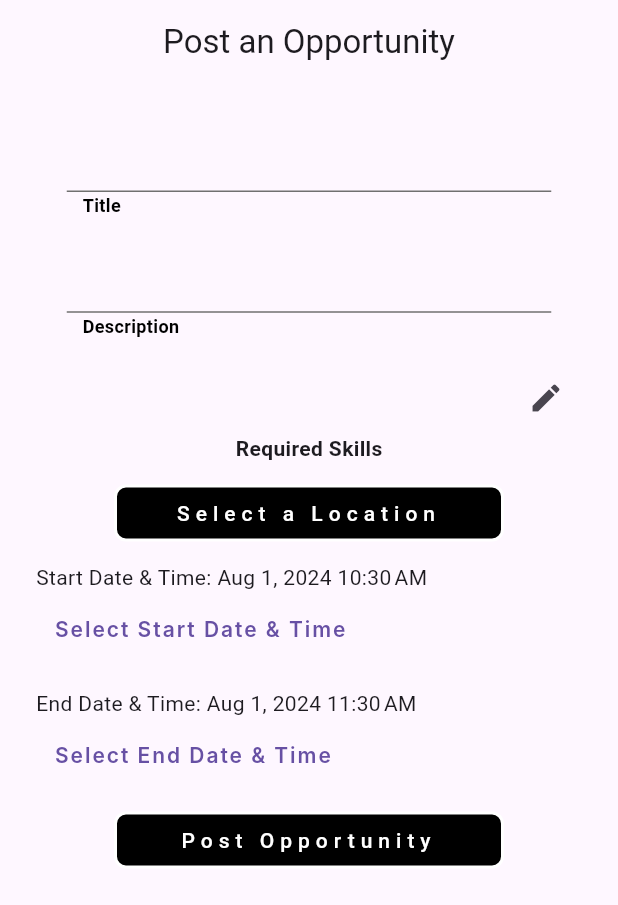
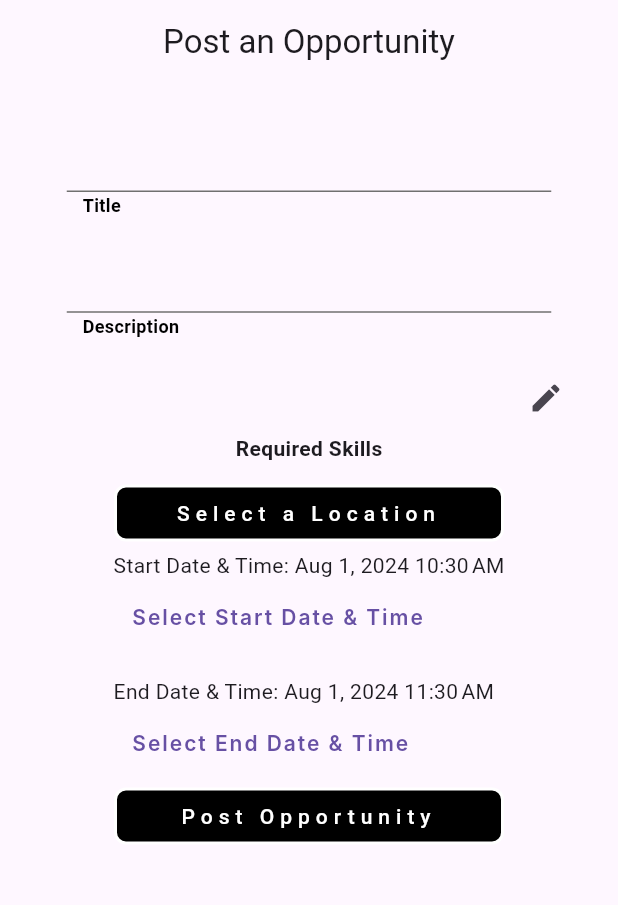
Before and after one commit to musseGkel/Volunteer-Linker, a Flutter app: the screen it shows after launch, on a phone screen of 412 x 824 dp. Shown: the top 905 px of the screen. Run offline on Flutter 3.47's test engine with Material 3 defaults, Android fonts, the phone set to English and light mode, and no system bars; our stand-ins replace bloc, cloud_firestore, either_dart, equatable, firebase_auth, firebase_core and 5 more; missing offline and left inert: flutter_polyline_points; accounts and stored records are empty; Roboto replaces fonts that are missing (EB Garamond, Inter).

Commit message:
refactor: post opportunity, add functionality to post

```diff
--- a/lib/features/opportunity/presentation/pages/post_opportunity_page.dart
+++ b/lib/features/opportunity/presentation/pages/post_opportunity_page.dart
@@ -28,7 +28,9 @@ class PostOpportunity extends StatelessWidget {
           },
         ),
       ],
-      child: BlocBuilder<OpportunityBloc, OpportunityState>(
+      child: BlocBuilder<AuthBloc, AuthState>(
+        builder: (context, authState) {
+          return BlocBuilder<OpportunityBloc, OpportunityState>(
             builder: (
               context,
               state,
@@ -51,6 +53,7 @@ class PostOpportunity extends StatelessWidget {
                           onChanged: (value) {
                             BlocProvider.of<OpportunityBloc>(context).add(
                               UpdateTempTitle(
+                                state: state,
                                 title: value,
                               ),
                             );
@@ -64,6 +67,7 @@ class PostOpportunity extends StatelessWidget {
                           onChanged: (value) {
                             BlocProvider.of<OpportunityBloc>(context).add(
                               UpdateTempDescription(
+                                state: state,
                                 description: value,
                               ),
                             );
@@ -79,6 +83,7 @@ class PostOpportunity extends StatelessWidget {
                           onSave: (value) {
                             BlocProvider.of<OpportunityBloc>(context).add(
                               UpdateTempRequiredSkills(
+                                state: state,
                                 requiredSkills: value,
                               ),
                             );
@@ -101,27 +106,46 @@ class PostOpportunity extends StatelessWidget {
                           textColor: AppColors.secondaryTextColor,
                           onTap: () {
                             BlocProvider.of<AuthBloc>(context).add(
-                          const ChangePageEvent(
-                            CurrentPage.selectLocation,
+                              ChangePageEvent(
+                                changePage: CurrentPage.selectLocation,
+                                state: authState,
                               ),
                             );
                           },
                           contentColor: AppColors.primaryTextColor,
                         ),
                       ),
-                  Padding(
-                    padding: const EdgeInsets.all(8.0),
+                      Align(
+                        alignment: Alignment.center,
                         child: DateTimeSelection(
                           startDateTime: state.startDateTime,
                           endDateTime: state.endDateTime,
                           onDateTimeChanged: (startDateTime, endDateTime) {
                             BlocProvider.of<OpportunityBloc>(context).add(
                               UpdateTempDateTime(
+                                state: state,
                                 startDateTime: startDateTime,
                                 endDateTime: endDateTime,
                               ),
                             );
                           },
+                        ),
+                      ),
+                      if (state.errorMesssage.isNotEmpty)
+                        Padding(
+                          padding: const EdgeInsets.only(
+                            left: 60,
+                            right: 60,
+                            bottom: 6,
+                            top: 6,
+                          ),
+                          child: Text(
+                            state.errorMesssage,
+                            textAlign: TextAlign.center,
+                            style: const TextStyle(
+                              color: AppColors.red,
+                              fontSize: 14,
+                            ),
                           ),
                         ),
                       Padding(
@@ -142,6 +166,10 @@ class PostOpportunity extends StatelessWidget {
                             BlocProvider.of<OpportunityBloc>(context).add(
                               PostOpportunityEvent(
                                 state: state,
+                                organizationId:
+                                    context.read<AuthBloc>().state.user?.uid ??
+                                        "",
+                                context: context,
                               ),
                             );
                           },
@@ -153,6 +181,8 @@ class PostOpportunity extends StatelessWidget {
                 ),
               );
             },
+          );
+        },
       ),
     );
   }
```
Lines whose indentation alone changed are shown as unchanged.
